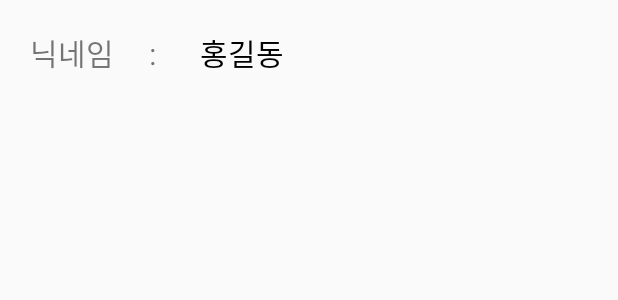
After one commit to monopoly11141/DatingApp, an Android app: the layout lv_like_user_item.xml on its own in the app's theme, with its tools: preview values and no code run, on a phone screen of 412 x 824 dp. The commit adds this screen. Shown: the top 300 px of the screen. Run offline under Robolectric (Android 15) with nearby library versions, the phone set to English and light mode, and no system bars.

```diff
--- a/app/src/main/AndroidManifest.xml
+++ b/app/src/main/AndroidManifest.xml
@@ -3,8 +3,6 @@
     xmlns:tools="http://schemas.android.com/tools">
 
     <uses-permission android:name="android.permission.INTERNET" />
-
-
     <uses-permission android:name="android.permission.POST_NOTIFICATIONS" />
 
     <application
@@ -16,6 +14,9 @@
         android:supportsRtl="true"
         android:theme="@style/Theme.DatingApp"
         tools:targetApi="31">
+        <activity
+            android:name=".message.MyLikeListActivity"
+            android:exported="false" />
         <activity
             android:name=".setting.SettingActivity"
             android:exported="false" />
--- /dev/null
+++ b/app/src/main/res/layout/lv_like_user_item.xml
@@ -0,0 +1,23 @@
+<?xml version="1.0" encoding="utf-8"?>
+<LinearLayout xmlns:android="http://schemas.android.com/apk/res/android"
+    android:layout_width="match_parent"
+    android:layout_height="wrap_content">
+
+    <TextView
+        android:layout_width="wrap_content"
+        android:layout_height="wrap_content"
+        android:text="닉네임     :  "
+        android:textSize="20sp"
+        android:layout_margin="20dp" />
+
+    <TextView
+        android:layout_width="wrap_content"
+        android:layout_height="wrap_content"
+        android:text="홍길동"
+        android:textSize="20sp"
+        android:layout_marginTop="20dp"
+        android:id="@+id/tvNickname"
+        android:textColor="@color/black"/>
+
+
+</LinearLayout>
```
Also changed, not shown: app/src/main/java/com/example/datingapp/message/LVLikeUserAdapter.kt (added, +37 -0 lines), app/src/main/java/com/example/datingapp/message/MyLikeListActivity.kt (added, +134 -0 lines), app/src/main/java/com/example/datingapp/setting/SettingActivity.kt (+7 -0 lines), app/src/main/res/layout/activity_my_like_list.xml (added, +16 -0 lines), app/src/main/res/layout/activity_setting.xml (+8 -0 lines).
